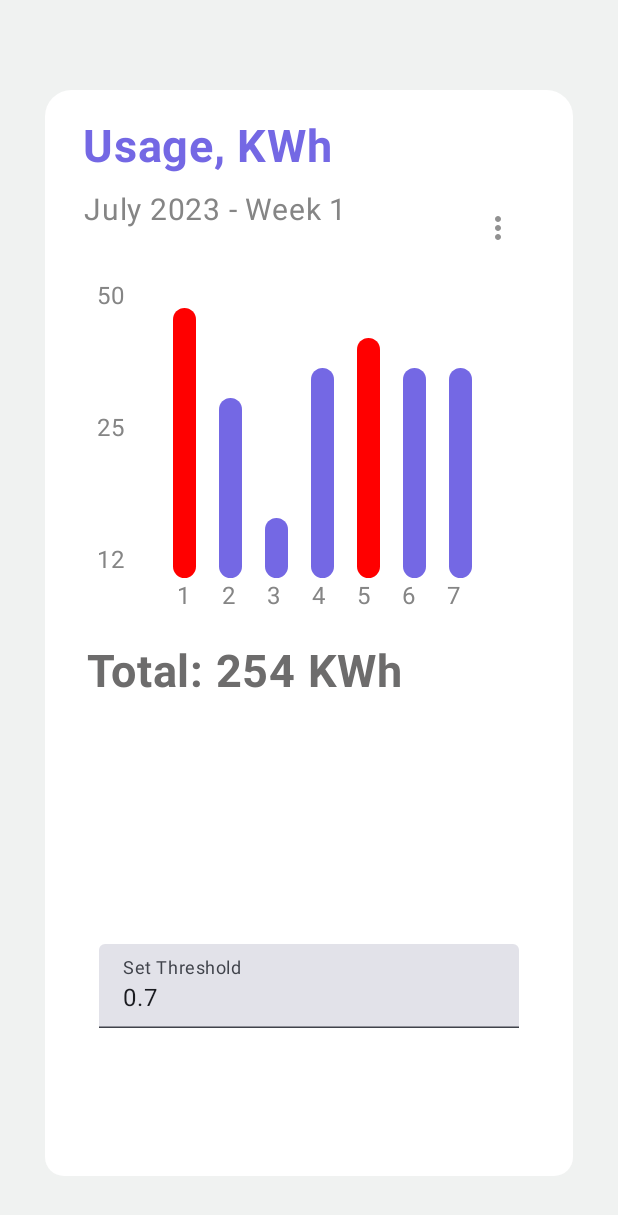
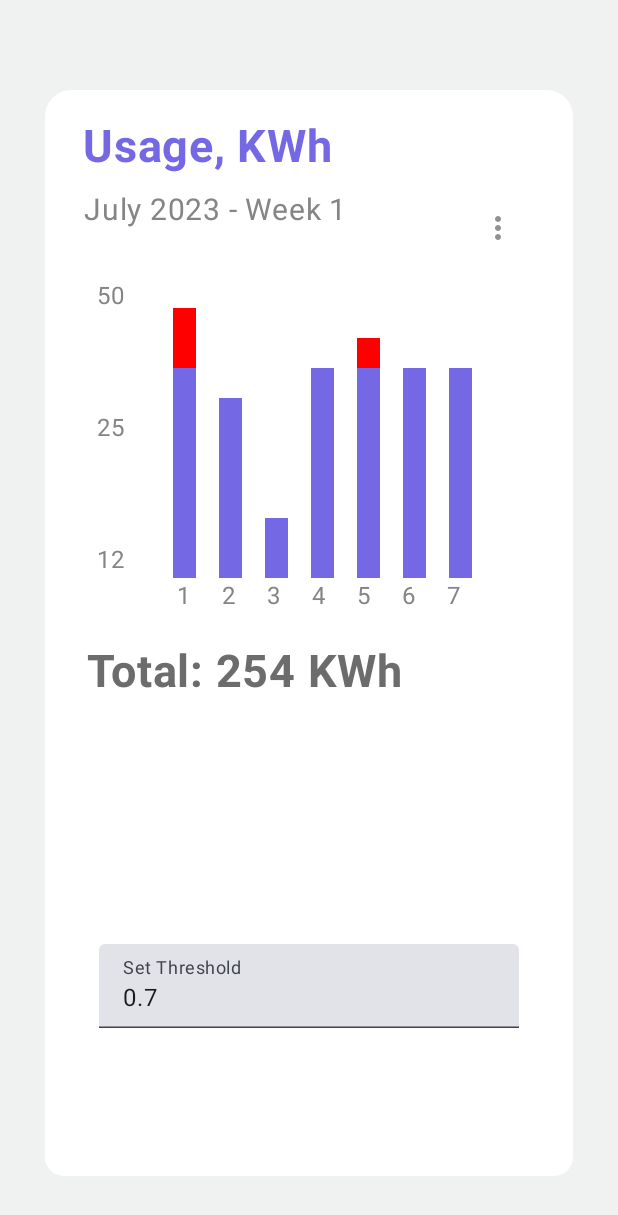
Before and after one commit to WenyuanYu3697/housefy, an Android app built with Jetpack Compose: the composable EnergyConsumptionPage shown on its own in the app's theme, on a phone screen of 412 x 824 dp. Shown: the top 1215 px of the screen. Run offline under Robolectric (Android 15) with nearby library versions, the phone set to English and light mode, and no system bars; 1 statement that could not run was skipped.

Commit message:
ADDED: - Enhanced the threshold visualization

```diff
--- a/housefy/src/main/java/ca/quantum/quants/it/housefy/pages/EnergyConsumptionPage.kt
+++ b/housefy/src/main/java/ca/quantum/quants/it/housefy/pages/EnergyConsumptionPage.kt
@@ -157,11 +157,15 @@ fun Chart(
                 YAxis(max_value)
 
                 // Graph columns
+
                 data.forEach {
-                    Bar(height = it.first, threshold = threshold, onClick = {
+                    Bar(height = it.first, threshold = threshold, maxValue = max_value.toFloat(), onClick = {
                         Toast.makeText(context, it.first.toString(), Toast.LENGTH_SHORT).show()
                     })
                 }
+
+
+
 
                 Box(
                     modifier = Modifier
@@ -237,16 +241,44 @@ fun YAxis(maxValue: Int) {
 }
 
 @Composable
-fun Bar(height: Float, threshold: Float, onClick: () -> Unit) {
-    Box(
-        modifier = Modifier
+fun Bar(height: Float, threshold: Float, maxValue: Float, onClick: () -> Unit) {
+    val context = LocalContext.current
+
+    val totalHeightInDp = 10000.dp
+    val heightPercentage = height / maxValue
+    val thresholdPercentage = threshold / maxValue
+
+    val heightInDp = heightPercentage * totalHeightInDp.value
+    val thresholdInDp = thresholdPercentage * totalHeightInDp.value
+
+    val excessHeightInDp = maxOf(0f, heightInDp - thresholdInDp)
+    val belowThresholdHeightInDp = minOf(heightInDp, thresholdInDp)
+
+    Column(
+        Modifier
             .padding(start = 15.dp)
-            .clip(RoundedCornerShape(10.dp))
             .width(15.dp)
-            .fillMaxHeight(height)
-            .background(if (height > threshold) Color.Red else Color(0xFF7468E4)) // Choose color based on threshold
-            .clickable { onClick() }
-    )
+            .clickable { onClick() },
+        verticalArrangement = Arrangement.Bottom
+    ) {
+        // Part of the bar above the threshold
+        Box(
+            modifier = Modifier
+                .height(excessHeightInDp.dp)
+                .fillMaxWidth()
+                .background(Color.Red)
+                .clip(RoundedCornerShape(topStart = 70.dp, topEnd = 70.dp))
+        )
+
+        // Part of the bar below the threshold
+        Box(
+            modifier = Modifier
+                .height(belowThresholdHeightInDp.dp)
+                .fillMaxWidth()
+                .background(Color(0xFF7468E4))
+                .clip(RoundedCornerShape(bottomStart = 70.dp, bottomEnd = 70.dp))
+        )
+    }
 }
 
 @Composable
```
